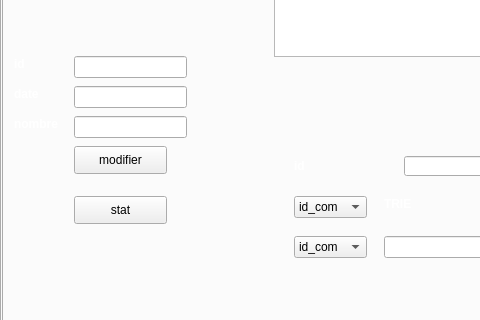
First picture: the form in gestion_client/clicom.ui, repository taiefhilali/THE_MUNCH_CULTURE, before the edit; both pictures show x 0 to 480 and y 236 to 556 of the 845 by 652 pixel window.
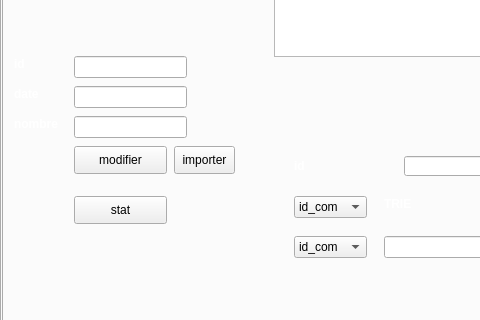
Second picture: the form after the edit. The open tabs and pages were chosen to show the change. Icons and pictures are not drawn.

```diff
--- a/gestion_client/clicom.ui
+++ b/gestion_client/clicom.ui
@@ -825,6 +825,19 @@
         <string/>
        </property>
       </widget>
+      <widget class="QPushButton" name="pushButton_3">
+       <property name="geometry">
+        <rect>
+         <x>170</x>
+         <y>330</y>
+         <width>61</width>
+         <height>28</height>
+        </rect>
+       </property>
+       <property name="text">
+        <string>importer</string>
+       </property>
+      </widget>
       <zorder>label_24</zorder>
       <zorder>label_15</zorder>
       <zorder>label_17</zorder>
```
Left out of the diff: 17 changed lines with no effect on the pictures.
